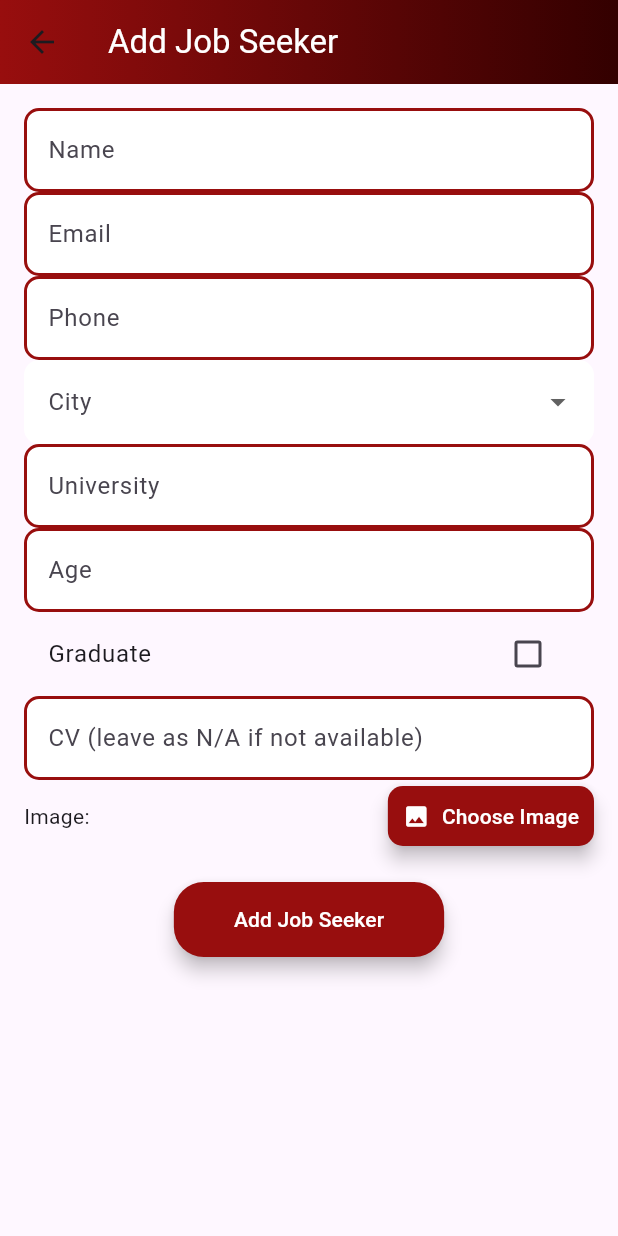
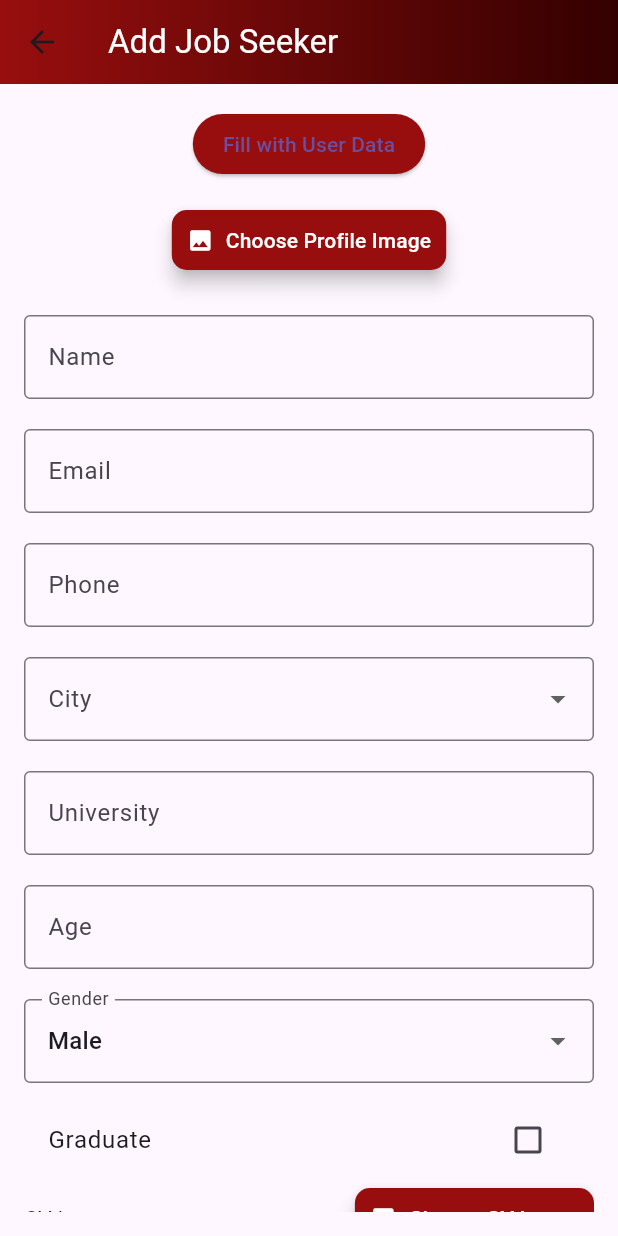
Before and after one commit to ibraali02/LATI_admin, a Flutter app: the AddJobSeekerPage screen opened directly, on a phone screen of 412 x 824 dp. Run offline on Flutter 3.47's test engine with Material 3 defaults, Android fonts, the phone set to English and light mode, and no system bars; our stand-ins replace cloud_firestore, firebase_auth, firebase_core, firebase_storage, google_fonts, image_picker and 2 more; accounts and stored records are empty.

Commit message:
Initial commit

```diff
--- a/lib/AddJobSeekerPage.dart
+++ b/lib/AddJobSeekerPage.dart
@@ -1,7 +1,9 @@
 import 'package:flutter/material.dart';
-import 'package:cloud_firestore/cloud_firestore.dart'; // استيراد مكتبة Firestore
-import 'package:image_picker/image_picker.dart'; // استيراد حزمة اختيار الصورة
-import 'dart:io'; // لاستيراد فئة File
+import 'package:cloud_firestore/cloud_firestore.dart';
+import 'package:image_picker/image_picker.dart';
+import 'dart:io';
+import 'package:firebase_auth/firebase_auth.dart';
+import 'package:firebase_storage/firebase_storage.dart';
 
 class AddJobSeekerPage extends StatefulWidget {
   const AddJobSeekerPage({super.key});
@@ -19,10 +21,12 @@ class _AddJobSeekerPageState extends State<AddJobSeekerPage> {
   String university = '';
   int age = 0;
   bool isGraduate = false;
-  String cv = 'N/A';
+  String gender = 'Male';
   File? _imageFile;
+  File? _cvImageFile;
 
-  List<String> cities = ["Misurata", "Tripoli", "Benghazi"]; // قائمة المدن
+  List<String> cities = ["Misurata", "Tripoli", "Benghazi"];
+  List<String> genders = ['Male', 'Female'];
 
   Future<void> _pickImage() async {
     final ImagePicker _picker = ImagePicker();
@@ -35,9 +39,70 @@ class _AddJobSeekerPageState extends State<AddJobSeekerPage> {
     }
   }
 
+  Future<void> _pickCVImage() async {
+    final ImagePicker _picker = ImagePicker();
+    final XFile? selectedCVImage = await _picker.pickImage(source: ImageSource.gallery);
+
+    if (selectedCVImage != null) {
+      setState(() {
+        _cvImageFile = File(selectedCVImage.path);
+      });
+    }
+  }
+
+  Future<String?> _uploadImage(File imageFile, String path) async {
+    try {
+      final ref = FirebaseStorage.instance.ref().child(path);
+      final uploadTask = ref.putFile(imageFile);
+      final snapshot = await uploadTask;
+      return await snapshot.ref.getDownloadURL();
+    } catch (e) {
+      print('Error uploading image: $e');
+      return null;
+    }
+  }
+
+  Future<void> _fetchUserData() async {
+    try {
+      String userId = FirebaseAuth.instance.currentUser!.uid;
+      DocumentSnapshot userDoc = await FirebaseFirestore.instance.collection('users').doc(userId).get();
+      if (userDoc.exists) {
+        setState(() {
+          name = userDoc['name'] ?? '';
+          email = userDoc['email'] ?? '';
+          phone = userDoc['phone'] ?? '';
+          city = userDoc['city'] ?? '';
+          university = userDoc['university'] ?? '';
+          age = userDoc['age'] ?? 0;
+          isGraduate = userDoc['graduate'] ?? false;
+          gender = userDoc['gender'] ?? 'Male';
+        });
+      } else {
+        ScaffoldMessenger.of(context).showSnackBar(
+          const SnackBar(content: Text('User data not found')),
+        );
+      }
+    } catch (e) {
+      ScaffoldMessenger.of(context).showSnackBar(
+        SnackBar(content: Text('Error fetching user data: $e')),
+      );
+    }
+  }
+
   Future<void> _addJobSeeker() async {
     try {
       if (_formKey.currentState?.validate() ?? false) {
+        String? profileImageUrl;
+        String? cvImageUrl;
+
+        if (_imageFile != null) {
+          profileImageUrl = await _uploadImage(_imageFile!, 'profile_images/${FirebaseAuth.instance.currentUser!.uid}.jpg');
+        }
+
+        if (_cvImageFile != null) {
+          cvImageUrl = await _uploadImage(_cvImageFile!, 'cv_images/${FirebaseAuth.instance.currentUser!.uid}.jpg');
+        }
+
         await FirebaseFirestore.instance.collection('job_seekers').add({
           'name': name,
           'email': email,
@@ -46,15 +111,15 @@ class _AddJobSeekerPageState extends State<AddJobSeekerPage> {
           'university': university,
           'age': age,
           'graduate': isGraduate,
+          'gender': gender,
           'courses': [],
-          'cv': cv,
-          'image': _imageFile != null ? _imageFile!.path : null,
+          'cv_image': cvImageUrl ?? 'N/A',
+          'image': profileImageUrl ?? null,
         });
 
         Navigator.pop(context);
       }
     } catch (e) {
-      print('Error adding job seeker: $e');
       ScaffoldMessenger.of(context).showSnackBar(
         SnackBar(content: Text('Error adding job seeker: $e')),
       );
@@ -83,12 +148,48 @@ class _AddJobSeekerPageState extends State<AddJobSeekerPage> {
           child: SingleChildScrollView(
             child: Column(
               children: [
+                ElevatedButton(
+                  onPressed: _fetchUserData,
+                  child: const Text('Fill with User Data'),
+                  style: ElevatedButton.styleFrom(
+                    backgroundColor: const Color(0xFF980E0E),
+                    padding: const EdgeInsets.symmetric(horizontal: 20, vertical: 10),
+                    shape: RoundedRectangleBorder(
+                      borderRadius: BorderRadius.circular(20),
+                    ),
+                  ),
+                ),
+                const SizedBox(height: 16),
+                if (_imageFile != null)
+                  Padding(
+                    padding: const EdgeInsets.only(bottom: 16.0),
+                    child: Image.file(
+                      _imageFile!,
+                      width: 150,
+                      height: 150,
+                      fit: BoxFit.cover,
+                    ),
+                  ),
+                ElevatedButton.icon(
+                  onPressed: _pickImage,
+                  icon: const Icon(Icons.image, size: 18),
+                  label: const Text('Choose Profile Image'),
+                  style: ElevatedButton.styleFrom(
+                    foregroundColor: Colors.white,
+                    backgroundColor: const Color(0xFF980E0E),
+                    shape: RoundedRectangleBorder(borderRadius: BorderRadius.circular(10)),
+                    padding: const EdgeInsets.symmetric(horizontal: 10, vertical: 10),
+                    elevation: 5,
+                  ),
+                ),
+                const SizedBox(height: 16),
                 _buildTextField(label: 'Name', onChanged: (value) => setState(() => name = value)),
                 _buildTextField(label: 'Email', onChanged: (value) => setState(() => email = value)),
                 _buildTextField(label: 'Phone', onChanged: (value) => setState(() => phone = value)),
                 _buildDropdownField(),
                 _buildTextField(label: 'University', onChanged: (value) => setState(() => university = value)),
                 _buildTextField(label: 'Age', keyboardType: TextInputType.number, onChanged: (value) => setState(() => age = int.tryParse(value) ?? 0)),
+                _buildGenderField(),
                 CheckboxListTile(
                   title: const Text('Graduate'),
                   value: isGraduate,
@@ -98,44 +199,43 @@ class _AddJobSeekerPageState extends State<AddJobSeekerPage> {
                     });
                   },
                 ),
-                _buildTextField(label: 'CV (leave as N/A if not available)', onChanged: (value) => setState(() => cv = value)),
-                if (_imageFile != null)
+                Row(
+                  mainAxisAlignment: MainAxisAlignment.spaceBetween,
+                  children: [
+                    const Text('CV Image:'),
+                    ElevatedButton.icon(
+                      onPressed: _pickCVImage,
+                      icon: const Icon(Icons.image, size: 18),
+                      label: const Text('Choose CV Image'),
+                      style: ElevatedButton.styleFrom(
+                        foregroundColor: Colors.white,
+                        backgroundColor: const Color(0xFF980E0E),
+                        shape: RoundedRectangleBorder(borderRadius: BorderRadius.circular(10)),
+                        padding: const EdgeInsets.symmetric(horizontal: 10, vertical: 10),
+                        elevation: 5,
+                      ),
+                    ),
+                  ],
+                ),
+                if (_cvImageFile != null)
                   Padding(
                     padding: const EdgeInsets.symmetric(vertical: 10),
                     child: Image.file(
-                      _imageFile!,
-                      width: 100,
-                      height: 100,
+                      _cvImageFile!,
+                      width: 150,
+                      height: 150,
                       fit: BoxFit.cover,
                     ),
-                  ),
-                Row(
-                  mainAxisAlignment: MainAxisAlignment.spaceBetween,
-                  children: [
-                    const Text('Image:'),
-                    ElevatedButton.icon(
-                      onPressed: _pickImage,
-                      icon: const Icon(Icons.image, size: 18), // أيقونة الصورة
-                      label: const Text('Choose Image'),
-                      style: ElevatedButton.styleFrom(
-                        foregroundColor: Colors.white, backgroundColor: const Color(0xFF980E0E), // لون النص
-                        shape: RoundedRectangleBorder(borderRadius: BorderRadius.circular(10)),
-                        padding: const EdgeInsets.symmetric(horizontal: 10, vertical: 10),
-                        elevation: 5, // إضافة ظل
-                      ),
-                    ),
-                  ],
                   ),
                 const SizedBox(height: 20),
                 ElevatedButton(
                   onPressed: _addJobSeeker,
                   style: ElevatedButton.styleFrom(
                     backgroundColor: const Color(0xFF980E0E),
+                    padding: const EdgeInsets.symmetric(horizontal: 20, vertical: 10),
                     shape: RoundedRectangleBorder(borderRadius: BorderRadius.circular(20)),
-                    padding: const EdgeInsets.symmetric(horizontal: 40, vertical: 15),
-                    elevation: 5, // إضافة ظل
                   ),
-                  child: const Text('Add Job Seeker', style: TextStyle(color: Colors.white)),
+                  child: const Text('Submit', style: TextStyle(color: Colors.white)),
                 ),
               ],
             ),
@@ -145,73 +245,65 @@ class _AddJobSeekerPageState extends State<AddJobSeekerPage> {
     );
   }
 
-  Widget _buildTextField({
-    required String label,
-    void Function(String)? onChanged,
-    TextInputType? keyboardType,
-  }) {
-    return TextFormField(
+  Widget _buildTextField({required String label, TextInputType keyboardType = TextInputType.text, required Function(String) onChanged}) {
+    return Padding(
+      padding: const EdgeInsets.symmetric(vertical: 10.0),
+      child: TextFormField(
         decoration: InputDecoration(
           labelText: label,
-        filled: true,
-        fillColor: Colors.white,
-        border: OutlineInputBorder(
-          borderRadius: BorderRadius.circular(10),
-          borderSide: BorderSide.none,
+          border: OutlineInputBorder(),
         ),
-        focusedBorder: OutlineInputBorder(
-          borderRadius: BorderRadius.circular(10),
-          borderSide: BorderSide(color: const Color(0xFF980E0E), width: 2),
+        keyboardType: keyboardType,
+        onChanged: onChanged,
       ),
-        enabledBorder: OutlineInputBorder(
-          borderRadius: BorderRadius.circular(10),
-          borderSide: BorderSide(color: const Color(0xFF980E0E), width: 2),
-        ),
-      ),
-      onChanged: onChanged,
-      keyboardType: keyboardType,
-      validator: (value) {
-        if (value == null || value.isEmpty) {
-          return 'Please enter $label';
-        }
-        return null;
-      },
     );
   }
 
   Widget _buildDropdownField() {
-    return DropdownButtonFormField<String>(
-      decoration: InputDecoration(
-        labelText: 'City',
-        filled: true,
-        fillColor: Colors.white,
-        border: OutlineInputBorder(
-          borderRadius: BorderRadius.circular(10),
-          borderSide: BorderSide.none,
-        ),
-        focusedBorder: OutlineInputBorder(
-          borderRadius: BorderRadius.circular(10),
-          borderSide: BorderSide(color: const Color(0xFF980E0E), width: 2),
-        ),
-      ),
-      value: city.isEmpty ? null : city,
+    return Padding(
+      padding: const EdgeInsets.symmetric(vertical: 10.0),
+      child: DropdownButtonFormField<String>(
+        value: city,
         items: cities.map((String city) {
           return DropdownMenuItem<String>(
             value: city,
             child: Text(city),
           );
         }).toList(),
-      onChanged: (value) {
+        onChanged: (String? newValue) {
           setState(() {
-          city = value ?? '';
+            city = newValue ?? '';
           });
         },
-      validator: (value) {
-        if (value == null || value.isEmpty) {
-          return 'Please select a city';
+        decoration: const InputDecoration(
+          labelText: 'City',
+          border: OutlineInputBorder(),
+        ),
+      ),
+    );
   }
-        return null;
+
+  Widget _buildGenderField() {
+    return Padding(
+      padding: const EdgeInsets.symmetric(vertical: 10.0),
+      child: DropdownButtonFormField<String>(
+        value: gender,
+        items: genders.map((String gender) {
+          return DropdownMenuItem<String>(
+            value: gender,
+            child: Text(gender),
+          );
+        }).toList(),
+        onChanged: (String? newValue) {
+          setState(() {
+            gender = newValue ?? 'Male';
+          });
         },
+        decoration: const InputDecoration(
+          labelText: 'Gender',
+          border: OutlineInputBorder(),
+        ),
+      ),
     );
   }
 }
--- a/lib/main.dart
+++ b/lib/main.dart
@@ -1,5 +1,7 @@
 import 'package:firebase_core/firebase_core.dart';
 import 'package:flutter/material.dart';
+import 'package:untitled9/home_page.dart';
+import 'package:untitled9/home_screen.dart';
 import 'login_screen.dart';
 
 Future main() async {
@@ -20,7 +22,7 @@ class MyApp extends StatelessWidget {
       theme: ThemeData(
         primarySwatch: Colors.red,
       ),
-      home:  const LoginScreen(), // Default page is the login screen
+      home:  const  HomeScreen(), // Default page is the login screen
     );
   }
 }
--- a/pubspec.yaml
+++ b/pubspec.yaml
@@ -34,6 +34,12 @@ dev_dependencies:
     sdk: flutter
   shared_preferences: ^2.0.11
   flutter_lints: ^4.0.0
+  flutter_launcher_icons: "^0.14.1"
+  change_app_package_name: ^1.4.0
+flutter_launcher_icons:
+  android: "launcher_icon"
+  ios: true
+  image_path: "images/img_1.png"
 
 flutter:
   uses-material-design: true
```
Also changed, not shown: README.txt (added), pubspec.lock, 22 other files. Lines whose indentation alone changed are shown as unchanged.
